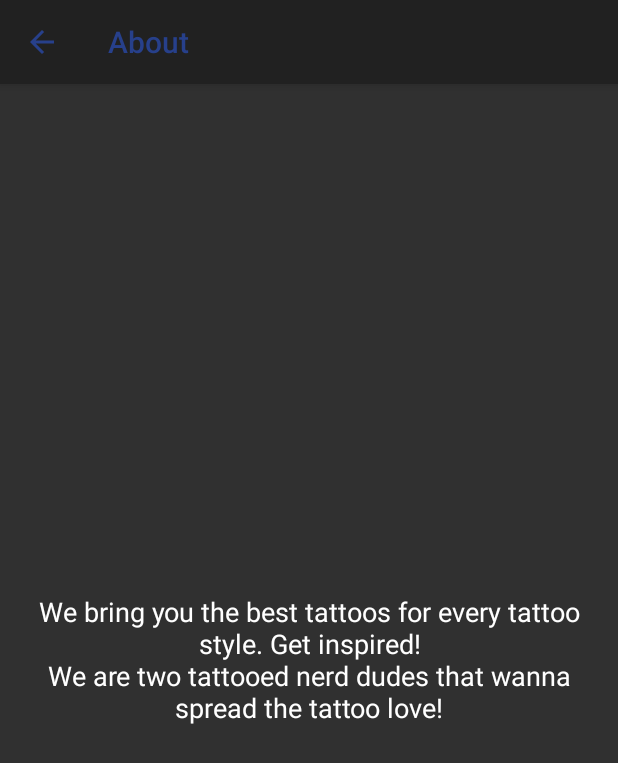
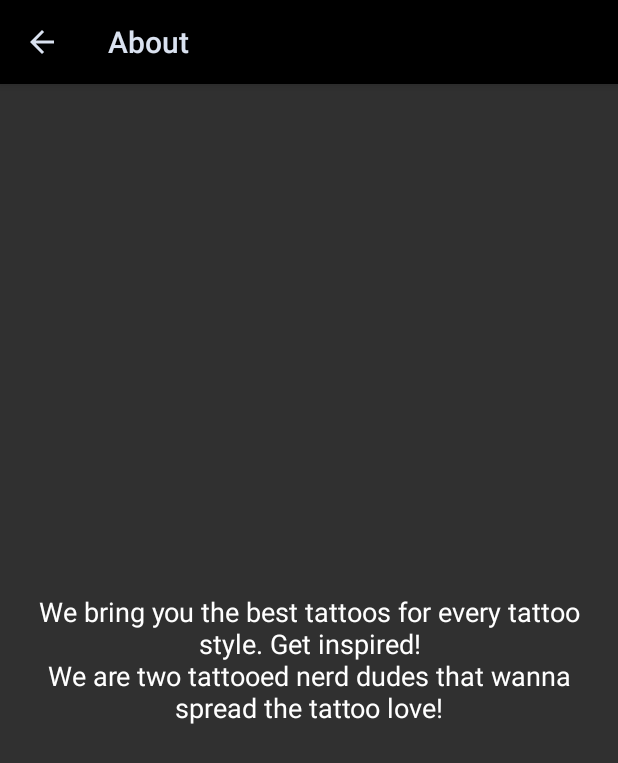
Before and after one commit to vaginessa/InkOwl, an Android app: the AboutActivity screen opened directly, with no data from a screen before it, on a phone screen of 412 x 824 dp. Shown: the top 763 px of the screen. Run offline under Robolectric (Android 15) with nearby library versions, the phone set to English and light mode, and no system bars.

```diff
--- a/InkOwl2/app/src/main/res/values-v21/styles.xml
+++ /dev/null
@@ -1,10 +0,0 @@
-<resources>
-
-    <!-- Base application theme. -->
-    <style name="AppTheme" parent="Theme.AppCompat">
-        <item name="android:colorPrimary">@color/action_bar_color_primary</item>
-        <item name="android:colorPrimaryDark">@color/action_bar_color_primary_dark</item>
-        <item name="android:textColorPrimary">@color/app_color</item>
-    </style>
-
-</resources>
--- a/InkOwl2/app/src/main/res/values/colors.xml
+++ b/InkOwl2/app/src/main/res/values/colors.xml
@@ -11,4 +11,5 @@
     <color name="action_bar_color_primary">#000000</color>
     <color name="action_bar_color_primary_dark">#000000</color>
     <color name="app_color">#27408b</color>
+    <color name="app_foreground_color">#dae2f0</color>
 </resources>
--- a/InkOwl2/app/src/main/res/values/styles.xml
+++ b/InkOwl2/app/src/main/res/values/styles.xml
@@ -4,7 +4,7 @@
     <style name="AppTheme" parent="Theme.AppCompat">
         <item name="colorPrimary">@color/action_bar_color_primary</item>
         <item name="colorPrimaryDark">@color/action_bar_color_primary_dark</item>
-        <item name="android:textColorPrimary">@color/app_color</item>
+        <item name="android:textColorPrimary">@color/app_foreground_color</item>
     </style>
 
 </resources>
```
Also changed, not shown: InkOwl2/app/src/main/res/mipmap-hdpi/ic_launcher.png, InkOwl2/app/src/main/res/mipmap-mdpi/ic_launcher.png, InkOwl2/app/src/main/res/mipmap-xhdpi/ic_launcher.png, InkOwl2/app/src/main/res/mipmap-xxhdpi/ic_launcher.png, InkOwl2/app/src/main/res/mipmap-xxxhdpi/ic_launcher.png (added).
